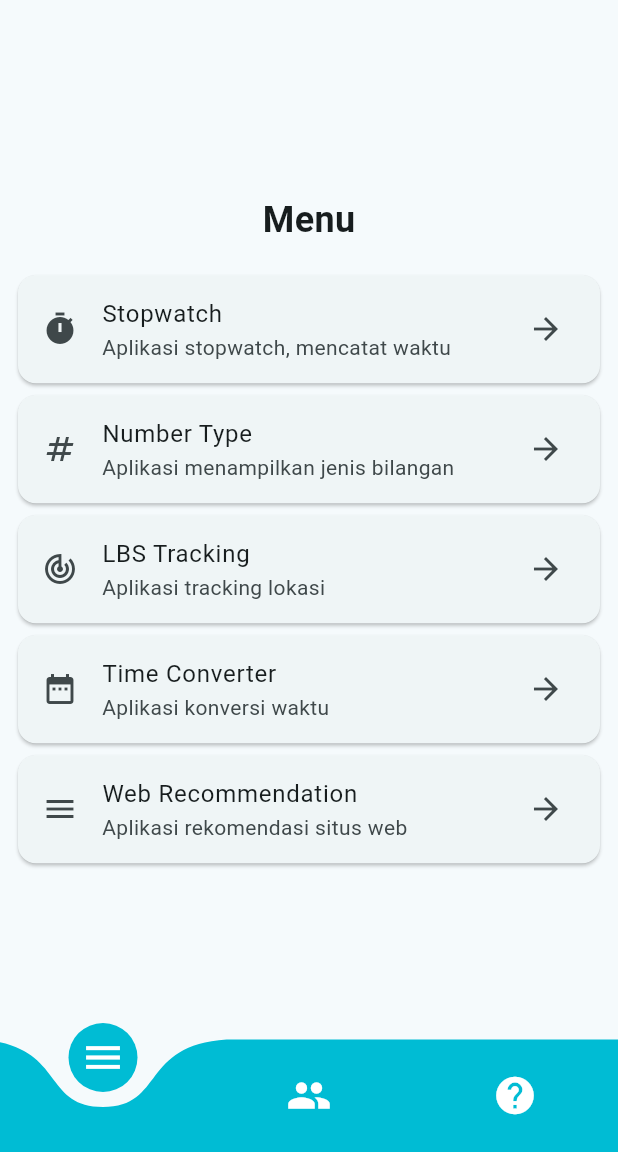
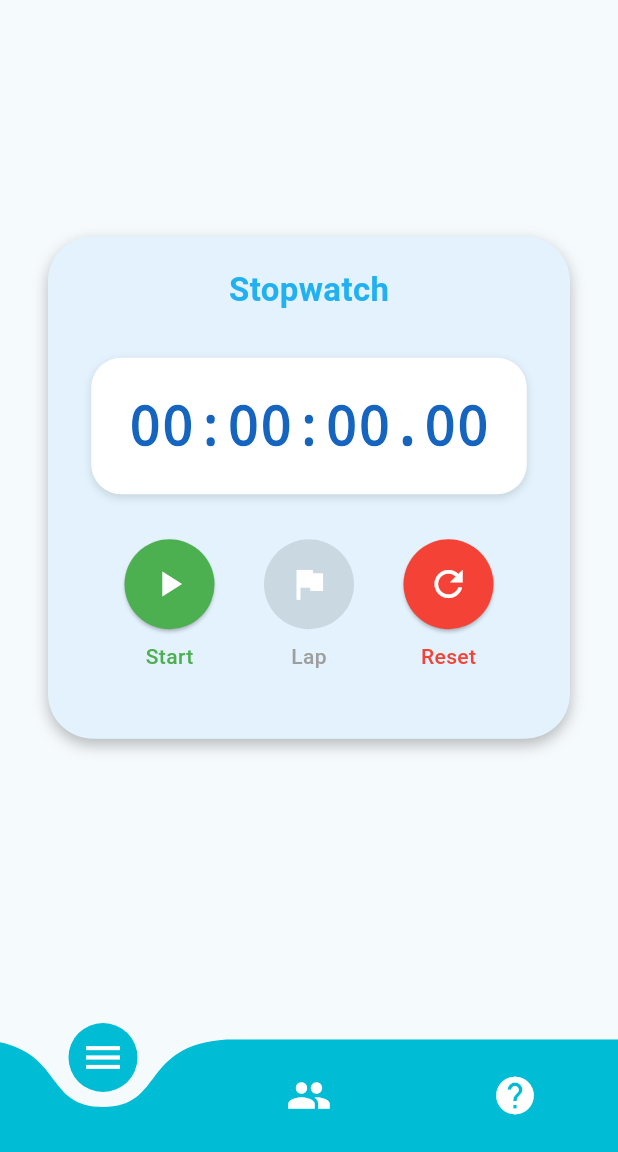
Before and after one commit to panjiarif/tpm-3, a Flutter app: the homePage screen opened directly, after a tap on "Stopwatch", on a phone screen of 412 x 824 dp, the part 84-1236 px from its top. Run offline on Flutter 3.47's test engine with Material 3 defaults, Android fonts, the light colour scheme and no system bars; drawn by our look-alikes of curved_navigation_bar.

Commit message:
menu stopwatch

```diff
--- a/lib/pages/subPages/groupPage.dart
+++ b/lib/pages/subPages/groupPage.dart
@@ -9,7 +9,7 @@ class GroupPage extends StatelessWidget {
     {
       'nama': 'Ahmad Zakaria',
       'nim': '123220077',
-      'gambar': 'assets/andre.jpg',
+      'gambar': 'assets/zaka.png',
     },
     {
       'nama': 'Andrea Alfian',
--- a/lib/pages/subPages/menuPage.dart
+++ b/lib/pages/subPages/menuPage.dart
@@ -1,7 +1,8 @@
 // MenuPage
 import 'package:flutter/material.dart';
 import 'package:tpm_tugas3/pages/subPages/konversiWaktu.dart';
-import 'package:tpm_tugas3/pages/subPages/rekomendasiWeb.dart';
+import 'package:tpm_tugas3/pages/subPages/stopWatch.dart';
+// import 'package:tpm_tugas3/pages/subPages/rekomendasiWeb.dart';
 
 class MenuPage extends StatefulWidget {
   MenuPage({super.key});
@@ -21,8 +22,8 @@ class _MenuPageState extends State<MenuPage> {
           setState(() {
           paging = "";
         })});
-      case "rekomendasiWeb":
-        return RekomendasiWeb(onBack: () => {
+      case "stopWatch":
+        return StopwatchApp(onBack: () => {
           setState(() {
           paging = "";
         })});
@@ -45,7 +46,9 @@ class _MenuPageState extends State<MenuPage> {
                 subtitle: Text('Aplikasi stopwatch, mencatat waktu'),
                 trailing: Icon(Icons.arrow_forward),
                 onTap: () {
-                  print('Stopwatch tapped');
+                  setState(() {
+                    paging = 'stopWatch';
+                  });
                 },
               ),
             ),
--- /dev/null
+++ b/lib/pages/subPages/stopWatch.dart
@@ -0,0 +1,295 @@
+import 'package:flutter/material.dart';
+import 'dart:async';
+
+class StopwatchApp extends StatefulWidget {
+  final VoidCallback onBack;
+
+  const StopwatchApp({
+    super.key,
+    required this.onBack,
+  });
+
+  @override
+  State<StopwatchApp> createState() => _StopwatchAppState();
+}
+
+class _StopwatchAppState extends State<StopwatchApp> {
+  // Using the built-in Stopwatch class from dart:core
+  final _stopwatch = Stopwatch();
+  Timer? _timer;
+  List<String> laps = [];
+
+  // For display
+  String _formattedTime = '00:00:00.00';
+
+  @override
+  void initState() {
+    super.initState();
+  }
+
+  @override
+  void dispose() {
+    _timer?.cancel();
+    super.dispose();
+  }
+
+  void _startTimer() {
+    if (!_stopwatch.isRunning) {
+      _stopwatch.start();
+      _timer = Timer.periodic(const Duration(milliseconds: 10), (timer) {
+        _updateTime();
+      });
+    }
+  }
+
+  void _stopTimer() {
+    if (_stopwatch.isRunning) {
+      _stopwatch.stop();
+      _timer?.cancel();
+      setState(() {});
+    }
+  }
+
+  void _resetTimer() {
+    _stopTimer();
+    setState(() {
+      _stopwatch.reset();
+      _formattedTime = '00:00:00.00';
+      laps.clear();
+    });
+  }
+
+  void _recordLap() {
+    if (_stopwatch.isRunning) {
+      try {
+        setState(() {
+          String lapTime = _formatTime(_stopwatch.elapsedMilliseconds);
+          laps.add(lapTime);
+        });
+      } catch (e) {
+        print('Error when recording lap: $e');
+      }
+    }
+  }
+
+  void _updateTime() {
+    if (_stopwatch.isRunning) {
+      setState(() {
+        _formattedTime = _formatTime(_stopwatch.elapsedMilliseconds);
+      });
+    }
+  }
+
+  String _formatTime(int milliseconds) {
+    int hundreds = (milliseconds / 10).truncate() % 100;
+    int seconds = (milliseconds / 1000).truncate() % 60;
+    int minutes = (milliseconds / (1000 * 60)).truncate() % 60;
+    int hours = (milliseconds / (1000 * 60 * 60)).truncate();
+
+    String hoursStr = hours.toString().padLeft(2, '0');
+    String minutesStr = minutes.toString().padLeft(2, '0');
+    String secondsStr = seconds.toString().padLeft(2, '0');
+    String hundredsStr = hundreds.toString().padLeft(2, '0');
+
+    return '$hoursStr:$minutesStr:$secondsStr.$hundredsStr';
+  }
+
+  @override
+  Widget build(BuildContext context) {
+    return PopScope(
+      canPop: false,
+      onPopInvoked: (didPop) {
+        if (!didPop) {
+          widget.onBack();
+        }
+      },
+      child: Scaffold(
+        body: SafeArea(
+          child: SingleChildScrollView(
+            padding: const EdgeInsets.all(16),
+            keyboardDismissBehavior: ScrollViewKeyboardDismissBehavior.onDrag,
+            scrollDirection: Axis.vertical,
+            child: ConstrainedBox(
+              constraints: BoxConstraints(
+                minHeight: MediaQuery.of(context).size.height * (75 / 100),
+              ),
+              child: Center(
+                // Menghapus IntrinsicHeight dan menggantinya dengan Column biasa
+                child: Container(
+                  margin: const EdgeInsets.all(16),
+                  padding: const EdgeInsets.all(20),
+                  decoration: BoxDecoration(
+                    color: Colors.blue[50],
+                    borderRadius: BorderRadius.circular(30),
+                    boxShadow: const [
+                      BoxShadow(
+                        color: Colors.black26,
+                        blurRadius: 8,
+                        offset: Offset(0, 4),
+                      ),
+                    ],
+                  ),
+                  child: Column(
+                    mainAxisSize: MainAxisSize.min,
+                    children: [
+                      Text(
+                        'Stopwatch',
+                        style: TextStyle(
+                          fontSize: 22,
+                          fontWeight: FontWeight.bold,
+                          color: const Color.fromARGB(255, 33, 177, 243),
+                        ),
+                      ),
+                      const SizedBox(height: 30),
+                      Container(
+                        padding: const EdgeInsets.symmetric(vertical: 20, horizontal: 25),
+                        decoration: BoxDecoration(
+                          color: Colors.white,
+                          borderRadius: BorderRadius.circular(20),
+                          boxShadow: const [
+                            BoxShadow(
+                              color: Colors.black12,
+                              blurRadius: 4,
+                              offset: Offset(0, 2),
+                            ),
+                          ],
+                        ),
+                        child: Text(
+                          _formattedTime,
+                          style: TextStyle(
+                            fontSize: 36,
+                            fontWeight: FontWeight.w600,
+                            color: Colors.blue[800],
+                            fontFamily: 'monospace',
+                          ),
+                        ),
+                      ),
+                      const SizedBox(height: 30),
+                      Row(
+                        mainAxisAlignment: MainAxisAlignment.spaceEvenly,
+                        children: [
+                          _buildControlButton(
+                            _stopwatch.isRunning ? 'Pause' : 'Start',
+                            _stopwatch.isRunning ? Icons.pause : Icons.play_arrow,
+                            _stopwatch.isRunning ? _stopTimer : _startTimer,
+                            _stopwatch.isRunning ? Colors.orange : Colors.green,
+                          ),
+                          _buildControlButton(
+                            'Lap',
+                            Icons.flag,
+                            _recordLap,
+                            Colors.blue,
+                            disabled: !_stopwatch.isRunning,
+                          ),
+                          _buildControlButton(
+                            'Reset',
+                            Icons.refresh,
+                            _resetTimer,
+                            Colors.red,
+                          ),
+                        ],
+                      ),
+                      const SizedBox(height: 25),
+                      if (laps.isNotEmpty) ...[
+                        Container(
+                          padding: const EdgeInsets.all(10),
+                          decoration: BoxDecoration(
+                            color: Colors.white,
+                            borderRadius: BorderRadius.circular(15),
+                          ),
+                          child: Column(
+                            mainAxisSize: MainAxisSize.min, // Penting: membuat column tidak mencoba mengambil semua ruang
+                            children: [
+                              Text(
+                                'Laps',
+                                style: TextStyle(
+                                  fontSize: 18,
+                                  fontWeight: FontWeight.bold,
+                                  color: Colors.blue[700],
+                                ),
+                              ),
+                              const SizedBox(height: 10),
+                              // Gunakan Column + ListView.builder dgn tinggi tetap untuk laps
+                              SizedBox(
+                                height: laps.length > 4 ? 200 : (laps.length * 50.0), // Tinggi dinamis berdasarkan jumlah lap
+                                child: ListView.builder(
+                                  shrinkWrap: true,
+                                  physics: const ClampingScrollPhysics(),
+                                  itemCount: laps.length,
+                                  itemBuilder: (context, index) {
+                                    // Menampilkan lap terbaru di atas
+                                    final reverseIndex = laps.length - 1 - index;
+                                    return Container(
+                                      padding: const EdgeInsets.symmetric(vertical: 8, horizontal: 10),
+                                      margin: const EdgeInsets.only(bottom: 5),
+                                      decoration: BoxDecoration(
+                                        color: index % 2 == 0 ? Colors.blue[50] : Colors.white,
+                                        borderRadius: BorderRadius.circular(8),
+                                      ),
+                                      child: Row(
+                                        mainAxisAlignment: MainAxisAlignment.spaceBetween,
+                                        children: [
+                                          Text(
+                                            'Lap ${index + 1}',
+                                            style: TextStyle(
+                                              fontWeight: FontWeight.w500,
+                                              color: Colors.blue[800],
+                                            ),
+                                          ),
+                                          Text(
+                                            laps[reverseIndex],
+                                            style: TextStyle(
+                                              fontFamily: 'monospace',
+                                              fontWeight: FontWeight.w500,
+                                              color: Colors.blue[800],
+                                            ),
+                                          ),
+                                        ],
+                                      ),
+                                    );
+                                  },
+                                ),
+                              ),
+                            ],
+                          ),
+                        ),
+                      ],
+                    ],
+                  ),
+                ),
+              ),
+            ),
+          ),
+        ),
+      ),
+    );
+  }
+
+  Widget _buildControlButton(String label, IconData icon, VoidCallback onPressed, Color color, {bool disabled = false}) {
+    return Column(
+      children: [
+        ElevatedButton(
+          onPressed: disabled ? null : onPressed,
+          style: ElevatedButton.styleFrom(
+            backgroundColor: disabled ? Colors.grey[300] : color,
+            shape: const CircleBorder(),
+            padding: const EdgeInsets.all(16),
+          ),
+          child: Icon(
+            icon,
+            color: Colors.white,
+            size: 28,
+          ),
+        ),
+        const SizedBox(height: 8),
+        Text(
+          label,
+          style: TextStyle(
+            color: disabled ? Colors.grey : color,
+            fontWeight: FontWeight.w500,
+          ),
+        ),
+      ],
+    );
+  }
+}
```
Also changed, not shown: assets/zaka.png (added), 126 other files.
